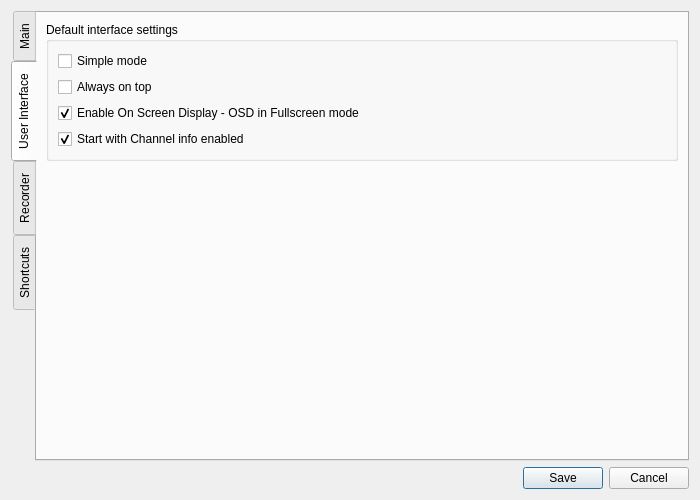
Before: the Qt Designer form ui/EditSettings.ui in ntadej/tano, drawn with Qt 5.
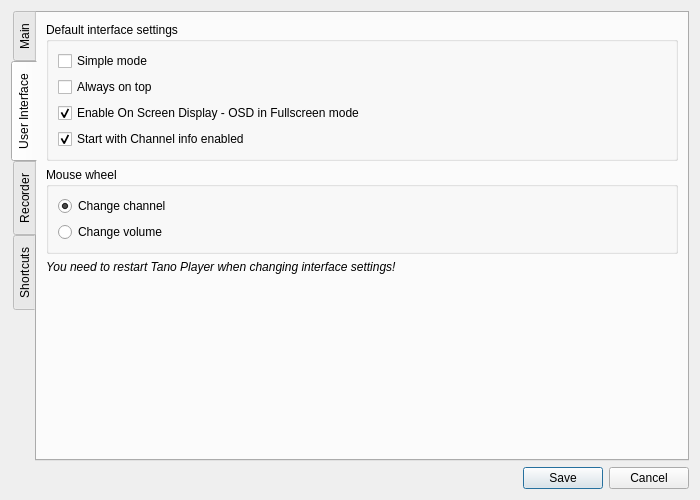
After: the same form once the commit is applied. The open tabs and pages were chosen to show the change. Icons and pictures are not drawn. Custom widgets are drawn as their Qt base class.

```diff
--- a/ui/EditSettings.ui
+++ b/ui/EditSettings.ui
@@ -297,6 +297,39 @@
          </layout>
         </widget>
        </item>
+       <item>
+        <widget class="QGroupBox" name="wheelBox">
+         <property name="title">
+          <string>Mouse wheel</string>
+         </property>
+         <layout class="QVBoxLayout" name="verticalLayout_11">
+          <item>
+           <widget class="QRadioButton" name="channelRadio">
+            <property name="text">
+             <string>Change channel</string>
+            </property>
+            <property name="checked">
+             <bool>true</bool>
+            </property>
+           </widget>
+          </item>
+          <item>
+           <widget class="QRadioButton" name="volumeRadio">
+            <property name="text">
+             <string>Change volume</string>
+            </property>
+           </widget>
+          </item>
+         </layout>
+        </widget>
+       </item>
+       <item>
+        <widget class="QLabel" name="labelGui">
+         <property name="text">
+          <string>&lt;i&gt;You need to restart Tano Player when changing interface settings!&lt;/i&gt;</string>
+         </property>
+        </widget>
+       </item>
        <item>
         <spacer name="verticalSpacer_3">
          <property name="orientation">
```
